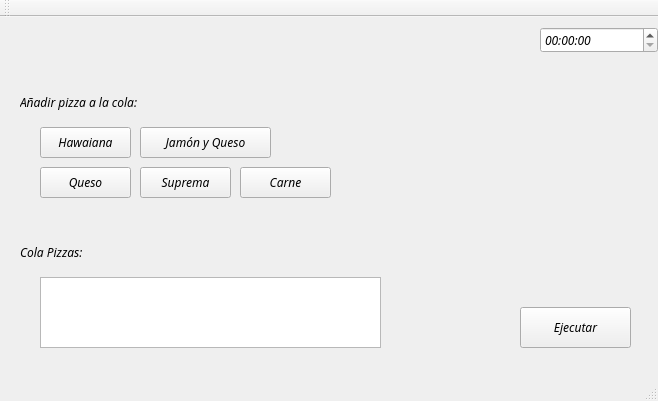
Old version of the form mainwindow.ui in the repository Maesly/tareaCorta1Interfaz.
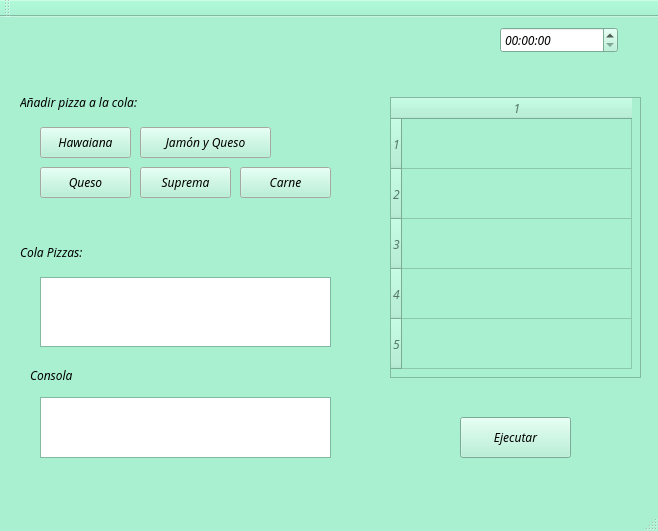
New version of the form.

```diff
--- a/mainwindow.ui
+++ b/mainwindow.ui
@@ -7,9 +7,424 @@
     <x>0</x>
     <y>0</y>
     <width>658</width>
-    <height>401</height>
+    <height>531</height>
    </rect>
   </property>
+  <property name="palette">
+   <palette>
+    <active>
+     <colorrole role="WindowText">
+      <brush brushstyle="SolidPattern">
+       <color alpha="255">
+        <red>0</red>
+        <green>0</green>
+        <blue>0</blue>
+       </color>
+      </brush>
+     </colorrole>
+     <colorrole role="Button">
+      <brush brushstyle="SolidPattern">
+       <color alpha="255">
+        <red>169</red>
+        <green>240</green>
+        <blue>209</blue>
+       </color>
+      </brush>
+     </colorrole>
+     <colorrole role="Light">
+      <brush brushstyle="SolidPattern">
+       <color alpha="255">
+        <red>255</red>
+        <green>255</green>
+        <blue>255</blue>
+       </color>
+      </brush>
+     </colorrole>
+     <colorrole role="Midlight">
+      <brush brushstyle="SolidPattern">
+       <color alpha="255">
+        <red>212</red>
+        <green>247</green>
+        <blue>232</blue>
+       </color>
+      </brush>
+     </colorrole>
+     <colorrole role="Dark">
+      <brush brushstyle="SolidPattern">
+       <color alpha="255">
+        <red>84</red>
+        <green>120</green>
+        <blue>104</blue>
+       </color>
+      </brush>
+     </colorrole>
+     <colorrole role="Mid">
+      <brush brushstyle="SolidPattern">
+       <color alpha="255">
+        <red>113</red>
+        <green>160</green>
+        <blue>139</blue>
+       </color>
+      </brush>
+     </colorrole>
+     <colorrole role="Text">
+      <brush brushstyle="SolidPattern">
+       <color alpha="255">
+        <red>0</red>
+        <green>0</green>
+        <blue>0</blue>
+       </color>
+      </brush>
+     </colorrole>
+     <colorrole role="BrightText">
+      <brush brushstyle="SolidPattern">
+       <color alpha="255">
+        <red>255</red>
+        <green>255</green>
+        <blue>255</blue>
+       </color>
+      </brush>
+     </colorrole>
+     <colorrole role="ButtonText">
+      <brush brushstyle="SolidPattern">
+       <color alpha="255">
+        <red>0</red>
+        <green>0</green>
+        <blue>0</blue>
+       </color>
+      </brush>
+     </colorrole>
+     <colorrole role="Base">
+      <brush brushstyle="SolidPattern">
+       <color alpha="255">
+        <red>255</red>
+        <green>255</green>
+        <blue>255</blue>
+       </color>
+      </brush>
+     </colorrole>
+     <colorrole role="Window">
+      <brush brushstyle="SolidPattern">
+       <color alpha="255">
+        <red>169</red>
+        <green>240</green>
+        <blue>209</blue>
+       </color>
+      </brush>
+     </colorrole>
+     <colorrole role="Shadow">
+      <brush brushstyle="SolidPattern">
+       <color alpha="255">
+        <red>0</red>
+        <green>0</green>
+        <blue>0</blue>
+       </color>
+      </brush>
+     </colorrole>
+     <colorrole role="AlternateBase">
+      <brush brushstyle="SolidPattern">
+       <color alpha="255">
+        <red>212</red>
+        <green>247</green>
+        <blue>232</blue>
+       </color>
+      </brush>
+     </colorrole>
+     <colorrole role="ToolTipBase">
+      <brush brushstyle="SolidPattern">
+       <color alpha="255">
+        <red>255</red>
+        <green>255</green>
+        <blue>220</blue>
+       </color>
+      </brush>
+     </colorrole>
+     <colorrole role="ToolTipText">
+      <brush brushstyle="SolidPattern">
+       <color alpha="255">
+        <red>0</red>
+        <green>0</green>
+        <blue>0</blue>
+       </color>
+      </brush>
+     </colorrole>
+    </active>
+    <inactive>
+     <colorrole role="WindowText">
+      <brush brushstyle="SolidPattern">
+       <color alpha="255">
+        <red>0</red>
+        <green>0</green>
+        <blue>0</blue>
+       </color>
+      </brush>
+     </colorrole>
+     <colorrole role="Button">
+      <brush brushstyle="SolidPattern">
+       <color alpha="255">
+        <red>169</red>
+        <green>240</green>
+        <blue>209</blue>
+       </color>
+      </brush>
+     </colorrole>
+     <colorrole role="Light">
+      <brush brushstyle="SolidPattern">
+       <color alpha="255">
+        <red>255</red>
+        <green>255</green>
+        <blue>255</blue>
+       </color>
+      </brush>
+     </colorrole>
+     <colorrole role="Midlight">
+      <brush brushstyle="SolidPattern">
+       <color alpha="255">
+        <red>212</red>
+        <green>247</green>
+        <blue>232</blue>
+       </color>
+      </brush>
+     </colorrole>
+     <colorrole role="Dark">
+      <brush brushstyle="SolidPattern">
+       <color alpha="255">
+        <red>84</red>
+        <green>120</green>
+        <blue>104</blue>
+       </color>
+      </brush>
+     </colorrole>
+     <colorrole role="Mid">
+      <brush brushstyle="SolidPattern">
+       <color alpha="255">
+        <red>113</red>
+        <green>160</green>
+        <blue>139</blue>
+       </color>
+      </brush>
+     </colorrole>
+     <colorrole role="Text">
+      <brush brushstyle="SolidPattern">
+       <color alpha="255">
+        <red>0</red>
+        <green>0</green>
+        <blue>0</blue>
+       </color>
+      </brush>
+     </colorrole>
+     <colorrole role="BrightText">
+      <brush brushstyle="SolidPattern">
+       <color alpha="255">
+        <red>255</red>
+        <green>255</green>
+        <blue>255</blue>
+       </color>
+      </brush>
+     </colorrole>
+     <colorrole role="ButtonText">
+      <brush brushstyle="SolidPattern">
+       <color alpha="255">
+        <red>0</red>
+        <green>0</green>
+        <blue>0</blue>
+       </color>
+      </brush>
+     </colorrole>
+     <colorrole role="Base">
+      <brush brushstyle="SolidPattern">
+       <color alpha="255">
+        <red>255</red>
+        <green>255</green>
+        <blue>255</blue>
+       </color>
+      </brush>
+     </colorrole>
+     <colorrole role="Window">
+      <brush brushstyle="SolidPattern">
+       <color alpha="255">
+        <red>169</red>
+        <green>240</green>
+        <blue>209</blue>
+       </color>
+      </brush>
+     </colorrole>
+     <colorrole role="Shadow">
+      <brush brushstyle="SolidPattern">
+       <color alpha="255">
+        <red>0</red>
+        <green>0</green>
+        <blue>0</blue>
+       </color>
+      </brush>
+     </colorrole>
+     <colorrole role="AlternateBase">
+      <brush brushstyle="SolidPattern">
+       <color alpha="255">
+        <red>212</red>
+        <green>247</green>
+        <blue>232</blue>
+       </color>
+      </brush>
+     </colorrole>
+     <colorrole role="ToolTipBase">
+      <brush brushstyle="SolidPattern">
+       <color alpha="255">
+        <red>255</red>
+        <green>255</green>
+        <blue>220</blue>
+       </color>
+      </brush>
+     </colorrole>
+     <colorrole role="ToolTipText">
+      <brush brushstyle="SolidPattern">
+       <color alpha="255">
+        <red>0</red>
+        <green>0</green>
+        <blue>0</blue>
+       </color>
+      </brush>
+     </colorrole>
+    </inactive>
+    <disabled>
+     <colorrole role="WindowText">
+      <brush brushstyle="SolidPattern">
+       <color alpha="255">
+        <red>84</red>
+        <green>120</green>
+        <blue>104</blue>
+       </color>
+      </brush>
+     </colorrole>
+     <colorrole role="Button">
+      <brush brushstyle="SolidPattern">
+       <color alpha="255">
+        <red>169</red>
+        <green>240</green>
+        <blue>209</blue>
+       </color>
+      </brush>
+     </colorrole>
+     <colorrole role="Light">
+      <brush brushstyle="SolidPattern">
+       <color alpha="255">
+        <red>255</red>
+        <green>255</green>
+        <blue>255</blue>
+       </color>
+      </brush>
+     </colorrole>
+     <colorrole role="Midlight">
+      <brush brushstyle="SolidPattern">
+       <color alpha="255">
+        <red>212</red>
+        <green>247</green>
+        <blue>232</blue>
+       </color>
+      </brush>
+     </colorrole>
+     <colorrole role="Dark">
+      <brush brushstyle="SolidPattern">
+       <color alpha="255">
+        <red>84</red>
+        <green>120</green>
+        <blue>104</blue>
+       </color>
+      </brush>
+     </colorrole>
+     <colorrole role="Mid">
+      <brush brushstyle="SolidPattern">
+       <color alpha="255">
+        <red>113</red>
+        <green>160</green>
+        <blue>139</blue>
+       </color>
+      </brush>
+     </colorrole>
+     <colorrole role="Text">
+      <brush brushstyle="SolidPattern">
+       <color alpha="255">
+        <red>84</red>
+        <green>120</green>
+        <blue>104</blue>
+       </color>
+      </brush>
+     </colorrole>
+     <colorrole role="BrightText">
+      <brush brushstyle="SolidPattern">
+       <color alpha="255">
+        <red>255</red>
+        <green>255</green>
+        <blue>255</blue>
+       </color>
+      </brush>
+     </colorrole>
+     <colorrole role="ButtonText">
+      <brush brushstyle="SolidPattern">
+       <color alpha="255">
+        <red>84</red>
+        <green>120</green>
+        <blue>104</blue>
+       </color>
+      </brush>
+     </colorrole>
+     <colorrole role="Base">
+      <brush brushstyle="SolidPattern">
+       <color alpha="255">
+        <red>169</red>
+        <green>240</green>
+        <blue>209</blue>
+       </color>
+      </brush>
+     </colorrole>
+     <colorrole role="Window">
+      <brush brushstyle="SolidPattern">
+       <color alpha="255">
+        <red>169</red>
+        <green>240</green>
+        <blue>209</blue>
+       </color>
+      </brush>
+     </colorrole>
+     <colorrole role="Shadow">
+      <brush brushstyle="SolidPattern">
+       <color alpha="255">
+        <red>0</red>
+        <green>0</green>
+        <blue>0</blue>
+       </color>
+      </brush>
+     </colorrole>
+     <colorrole role="AlternateBase">
+      <brush brushstyle="SolidPattern">
+       <color alpha="255">
+        <red>169</red>
+        <green>240</green>
+        <blue>209</blue>
+       </color>
+      </brush>
+     </colorrole>
+     <colorrole role="ToolTipBase">
+      <brush brushstyle="SolidPattern">
+       <color alpha="255">
+        <red>255</red>
+        <green>255</green>
+        <blue>220</blue>
+       </color>
+      </brush>
+     </colorrole>
+     <colorrole role="ToolTipText">
+      <brush brushstyle="SolidPattern">
+       <color alpha="255">
+        <red>0</red>
+        <green>0</green>
+        <blue>0</blue>
+       </color>
+      </brush>
+     </colorrole>
+    </disabled>
+   </palette>
+  </property>
   <property name="font">
    <font>
     <family>Muli</family>
@@ -29,6 +444,70 @@
       <height>31</height>
      </rect>
     </property>
+    <property name="palette">
+     <palette>
+      <active>
+       <colorrole role="Base">
+        <brush brushstyle="SolidPattern">
+         <color alpha="255">
+          <red>255</red>
+          <green>255</green>
+          <blue>255</blue>
+         </color>
+        </brush>
+       </colorrole>
+       <colorrole role="Window">
+        <brush brushstyle="SolidPattern">
+         <color alpha="255">
+          <red>230</red>
+          <green>235</green>
+          <blue>224</blue>
+         </color>
+        </brush>
+       </colorrole>
+      </active>
+      <inactive>
+       <colorrole role="Base">
+        <brush brushstyle="SolidPattern">
+         <color alpha="255">
+          <red>255</red>
+          <green>255</green>
+          <blue>255</blue>
+         </color>
+        </brush>
+       </colorrole>
+       <colorrole role="Window">
+        <brush brushstyle="SolidPattern">
+         <color alpha="255">
+          <red>230</red>
+          <green>235</green>
+          <blue>224</blue>
+         </color>
+        </brush>
+       </colorrole>
+      </inactive>
+      <disabled>
+       <colorrole role="Base">
+        <brush brushstyle="SolidPattern">
+         <color alpha="255">
+          <red>230</red>
+          <green>235</green>
+          <blue>224</blue>
+         </color>
+        </brush>
+       </colorrole>
+       <colorrole role="Window">
+        <brush brushstyle="SolidPattern">
+         <color alpha="255">
+          <red>230</red>
+          <green>235</green>
+          <blue>224</blue>
+         </color>
+        </brush>
+       </colorrole>
+      </disabled>
+     </palette>
+    </property>
     <property name="font">
      <font>
       <family>Muli</family>
@@ -47,6 +526,70 @@
       <height>31</height>
      </rect>
     </property>
+    <property name="palette">
+     <palette>
+      <active>
+       <colorrole role="Base">
+        <brush brushstyle="SolidPattern">
+         <color alpha="255">
+          <red>255</red>
+          <green>255</green>
+          <blue>255</blue>
+         </color>
+        </brush>
+       </colorrole>
+       <colorrole role="Window">
+        <brush brushstyle="SolidPattern">
+         <color alpha="255">
+          <red>230</red>
+          <green>235</green>
+          <blue>224</blue>
+         </color>
+        </brush>
+       </colorrole>
+      </active>
+      <inactive>
+       <colorrole role="Base">
+        <brush brushstyle="SolidPattern">
+         <color alpha="255">
+          <red>255</red>
+          <green>255</green>
+          <blue>255</blue>
+         </color>
+        </brush>
+       </colorrole>
+       <colorrole role="Window">
+        <brush brushstyle="SolidPattern">
+         <color alpha="255">
+          <red>230</red>
+          <green>235</green>
+          <blue>224</blue>
+         </color>
+        </brush>
+       </colorrole>
+      </inactive>
+      <disabled>
+       <colorrole role="Base">
+        <brush brushstyle="SolidPattern">
+         <color alpha="255">
+          <red>230</red>
+          <green>235</green>
+          <blue>224</blue>
+         </color>
+        </brush>
+       </colorrole>
+       <colorrole role="Window">
+        <brush brushstyle="SolidPattern">
+         <color alpha="255">
+          <red>230</red>
+          <green>235</green>
+          <blue>224</blue>
+         </color>
+        </brush>
+       </colorrole>
+      </disabled>
+     </palette>
+    </property>
     <property name="font">
      <font>
       <family>Muli</family>
@@ -85,6 +628,70 @@
       <height>31</height>
      </rect>
     </property>
+    <property name="palette">
+     <palette>
+      <active>
+       <colorrole role="Base">
+        <brush brushstyle="SolidPattern">
+         <color alpha="255">
+          <red>255</red>
+          <green>255</green>
+          <blue>255</blue>
+         </color>
+        </brush>
+       </colorrole>
+       <colorrole role="Window">
+        <brush brushstyle="SolidPattern">
+         <color alpha="255">
+          <red>230</red>
+          <green>235</green>
+          <blue>224</blue>
+         </color>
+        </brush>
+       </colorrole>
+      </active>
+      <inactive>
+       <colorrole role="Base">
+        <brush brushstyle="SolidPattern">
+         <color alpha="255">
+          <red>255</red>
+          <green>255</green>
+          <blue>255</blue>
+         </color>
+        </brush>
+       </colorrole>
+       <colorrole role="Window">
+        <brush brushstyle="SolidPattern">
+         <color alpha="255">
+          <red>230</red>
+          <green>235</green>
+          <blue>224</blue>
+         </color>
+        </brush>
+       </colorrole>
+      </inactive>
+      <disabled>
+       <colorrole role="Base">
+        <brush brushstyle="SolidPattern">
+         <color alpha="255">
+          <red>230</red>
+          <green>235</green>
+          <blue>224</blue>
+         </color>
+        </brush>
+       </colorrole>
+       <colorrole role="Window">
+        <brush brushstyle="SolidPattern">
+         <color alpha="255">
+          <red>230</red>
+          <green>235</green>
+          <blue>224</blue>
+         </color>
+        </brush>
+       </colorrole>
+      </disabled>
+     </palette>
+    </property>
     <property name="font">
      <font>
       <family>Muli</family>
@@ -103,6 +710,70 @@
       <height>31</height>
      </rect>
     </property>
+    <property name="palette">
+     <palette>
+      <active>
+       <colorrole role="Base">
+        <brush brushstyle="SolidPattern">
+         <color alpha="255">
+          <red>255</red>
+          <green>255</green>
+          <blue>255</blue>
+         </color>
+        </brush>
+       </colorrole>
+       <colorrole role="Window">
+        <brush brushstyle="SolidPattern">
+         <color alpha="255">
+          <red>230</red>
+          <green>235</green>
+          <blue>224</blue>
+         </color>
+        </brush>
+       </colorrole>
+      </active>
+      <inactive>
+       <colorrole role="Base">
+        <brush brushstyle="SolidPattern">
+         <color alpha="255">
+          <red>255</red>
+          <green>255</green>
+          <blue>255</blue>
+         </color>
+        </brush>
+       </colorrole>
+       <colorrole role="Window">
+        <brush brushstyle="SolidPattern">
+         <color alpha="255">
+          <red>230</red>
+          <green>235</green>
+          <blue>224</blue>
+         </color>
+        </brush>
+       </colorrole>
+      </inactive>
+      <disabled>
+       <colorrole role="Base">
+        <brush brushstyle="SolidPattern">
+         <color alpha="255">
+          <red>230</red>
+          <green>235</green>
+          <blue>224</blue>
+         </color>
+        </brush>
+       </colorrole>
+       <colorrole role="Window">
+        <brush brushstyle="SolidPattern">
+         <color alpha="255">
+          <red>230</red>
+          <green>235</green>
+          <blue>224</blue>
+         </color>
+        </brush>
+       </colorrole>
+      </disabled>
+     </palette>
+    </property>
     <property name="font">
      <font>
       <family>Muli</family>
@@ -112,17 +783,7 @@
      <string>Hawaiana</string>
     </property>
    </widget>
-   <widget class="QTextEdit" name="textEdit">
-    <property name="geometry">
-     <rect>
-      <x>40</x>
-      <y>260</y>
-      <width>341</width>
-      <height>71</height>
-     </rect>
-    </property>
-   </widget>
-   <widget class="QPushButton" name="pushButton_3">
+   <widget class="QPushButton" name="Botoncarne">
     <property name="geometry">
      <rect>
       <x>240</x>
@@ -131,6 +792,70 @@
       <height>31</height>
      </rect>
     </property>
+    <property name="palette">
+     <palette>
+      <active>
+       <colorrole role="Base">
+        <brush brushstyle="SolidPattern">
+         <color alpha="255">
+          <red>255</red>
+          <green>255</green>
+          <blue>255</blue>
+         </color>
+        </brush>
+       </colorrole>
+       <colorrole role="Window">
+        <brush brushstyle="SolidPattern">
+         <color alpha="255">
+          <red>230</red>
+          <green>235</green>
+          <blue>224</blue>
+         </color>
+        </brush>
+       </colorrole>
+      </active>
+      <inactive>
+       <colorrole role="Base">
+        <brush brushstyle="SolidPattern">
+         <color alpha="255">
+          <red>255</red>
+          <green>255</green>
+          <blue>255</blue>
+         </color>
+        </brush>
+       </colorrole>
+       <colorrole role="Window">
+        <brush brushstyle="SolidPattern">
+         <color alpha="255">
+          <red>230</red>
+          <green>235</green>
+          <blue>224</blue>
+         </color>
+        </brush>
+       </colorrole>
+      </inactive>
+      <disabled>
+       <colorrole role="Base">
+        <brush brushstyle="SolidPattern">
+         <color alpha="255">
+          <red>230</red>
+          <green>235</green>
+          <blue>224</blue>
+         </color>
+        </brush>
+       </colorrole>
+       <colorrole role="Window">
+        <brush brushstyle="SolidPattern">
+         <color alpha="255">
+          <red>230</red>
+          <green>235</green>
+          <blue>224</blue>
+         </color>
+        </brush>
+       </colorrole>
+      </disabled>
+     </palette>
+    </property>
     <property name="font">
      <font>
       <family>Muli</family>
@@ -161,8 +886,8 @@
    <widget class="QPushButton" name="pushButton_6">
     <property name="geometry">
      <rect>
-      <x>520</x>
-      <y>290</y>
+      <x>460</x>
+      <y>400</y>
       <width>111</width>
       <height>41</height>
      </rect>
@@ -179,13 +904,108 @@
    <widget class="QTimeEdit" name="timeEdit">
     <property name="geometry">
      <rect>
-      <x>540</x>
+      <x>500</x>
       <y>10</y>
       <width>118</width>
       <height>26</height>
      </rect>
     </property>
    </widget>
+   <widget class="QTextEdit" name="textoCola">
+    <property name="geometry">
+     <rect>
+      <x>40</x>
+      <y>260</y>
+      <width>291</width>
+      <height>70</height>
+     </rect>
+    </property>
+    <property name="readOnly">
+     <bool>true</bool>
+    </property>
+   </widget>
+   <widget class="QLabel" name="labelConsola">
+    <property name="geometry">
+     <rect>
+      <x>30</x>
+      <y>350</y>
+      <width>67</width>
+      <height>17</height>
+     </rect>
+    </property>
+    <property name="text">
+     <string>Consola</string>
+    </property>
+   </widget>
+   <widget class="QTextEdit" name="textEditmiConsola">
+    <property name="geometry">
+     <rect>
+      <x>40</x>
+      <y>380</y>
+      <width>291</width>
+      <height>61</height>
+     </rect>
+    </property>
+    <property name="readOnly">
+     <bool>true</bool>
+    </property>
+   </widget>
+   <widget class="QTableWidget" name="memoria">
+    <property name="enabled">
+     <bool>false</bool>
+    </property>
+    <property name="geometry">
+     <rect>
+      <x>390</x>
+      <y>80</y>
+      <width>251</width>
+      <height>281</height>
+     </rect>
+    </property>
+    <property name="rowCount">
+     <number>5</number>
+    </property>
+    <property name="columnCount">
+     <number>1</number>
+    </property>
+    <attribute name="horizontalHeaderDefaultSectionSize">
+     <number>230</number>
+    </attribute>
+    <attribute name="verticalHeaderDefaultSectionSize">
+     <number>50</number>
+    </attribute>
+    <row/>
+    <row/>
+    <row/>
+    <row/>
+    <row/>
+    <column/>
+    <item row="0" column="0">
+     <property name="text">
+      <string/>
+     </property>
+    </item>
+    <item row="1" column="0">
+     <property name="text">
+      <string/>
+     </property>
+    </item>
+    <item row="2" column="0">
+     <property name="text">
+      <string/>
+     </property>
+    </item>
+    <item row="3" column="0">
+     <property name="text">
+      <string/>
+     </property>
+    </item>
+    <item row="4" column="0">
+     <property name="text">
+      <string/>
+     </property>
+    </item>
+   </widget>
   </widget>
   <widget class="QMenuBar" name="menuBar">
    <property name="geometry">
```
Left out of the diff: 12 changed lines with no effect on the pictures.
